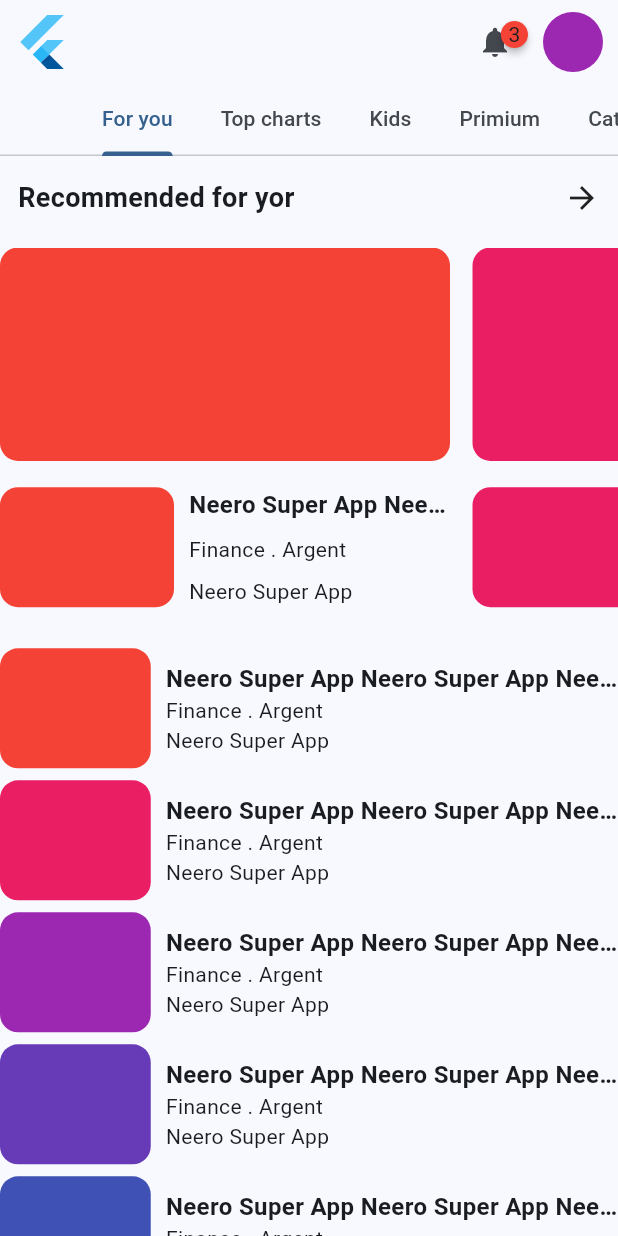
After one commit to Brughth/formation-flutter-lha-07-24, a Flutter app: the GooglePlayHomeScreen screen opened directly, on a phone screen of 412 x 824 dp. The commit adds this screen. Run offline on Flutter 3.47's test engine with Material 3 defaults, Android fonts, the phone set to English and light mode, and no system bars; drawn by our look-alikes of badges; our stand-ins replace dio.

Commit message:
google pay

```diff
--- /dev/null
+++ b/lib/google_play_ui/google_play_home_screen.dart
@@ -0,0 +1,63 @@
+import 'package:flutter/material.dart';
+import 'package:badges/badges.dart' as badges;
+import 'package:flutter_application_2/google_play_ui/widgets/for_you_widget.dart';
+
+class GooglePlayHomeScreen extends StatelessWidget {
+  const GooglePlayHomeScreen({super.key});
+
+  @override
+  Widget build(BuildContext context) {
+    return DefaultTabController(
+      length: 5,
+      child: Scaffold(
+        appBar: AppBar(
+          leading: const Padding(
+            padding: EdgeInsets.all(8.0),
+            child: FlutterLogo(),
+          ),
+          actions: const [
+            badges.Badge(
+              badgeContent: Text('3'),
+              child: Icon(Icons.notifications),
+            ),
+            SizedBox(width: 20),
+            CircleAvatar(
+              backgroundColor: Colors.purple,
+            ),
+            SizedBox(width: 10),
+          ],
+          bottom: const TabBar(
+            isScrollable: true,
+            tabs: [
+              Tab(
+                text: "For you",
+              ),
+              Tab(
+                text: "Top charts",
+              ),
+              Tab(
+                text: "Kids",
+              ),
+              Tab(
+                text: "Primium",
+              ),
+              Tab(
+                text: "Categories",
+              ),
+            ],
+          ),
+        ),
+        body: const TabBarView(
+          physics: NeverScrollableScrollPhysics(),
+          children: [
+            ForYouWidget(),
+            Center(child: Text("Top chartts")),
+            Center(child: Text("Kids")),
+            Center(child: Text("Primium")),
+            Center(child: Text("Categories")),
+          ],
+        ),
+      ),
+    );
+  }
+}
--- /dev/null
+++ b/lib/google_play_ui/widgets/application_widget.dart
@@ -0,0 +1,54 @@
+import 'package:flutter/material.dart';
+
+class ApplicationWidget extends StatelessWidget {
+  const ApplicationWidget({
+    super.key,
+    required this.color,
+    this.step = 4,
+  });
+
+  final Color color;
+  final int step;
+
+  @override
+  Widget build(BuildContext context) {
+    return Row(
+      children: [
+        Expanded(
+          flex: step,
+          child: Container(
+            constraints: const BoxConstraints(
+              minHeight: 80,
+              maxHeight: 80,
+            ),
+            decoration: BoxDecoration(
+              color: color,
+              borderRadius: BorderRadius.circular(12),
+            ),
+          ),
+        ),
+        const SizedBox(width: 10),
+        const Expanded(
+          flex: 6,
+          child: Column(
+            mainAxisAlignment: MainAxisAlignment.spaceEvenly,
+            crossAxisAlignment: CrossAxisAlignment.start,
+            children: [
+              Text(
+                "Neero Super App Neero Super App Neero Super App",
+                maxLines: 1,
+                overflow: TextOverflow.ellipsis,
+                style: TextStyle(
+                  fontWeight: FontWeight.w600,
+                  fontSize: 16,
+                ),
+              ),
+              Text("Finance . Argent"),
+              Text("Neero Super App"),
+            ],
+          ),
+        ),
+      ],
+    );
+  }
+}
--- /dev/null
+++ b/lib/google_play_ui/widgets/for_you_widget.dart
@@ -0,0 +1,61 @@
+import 'package:flutter/material.dart';
+import 'package:flutter_application_2/google_play_ui/widgets/application_widget.dart';
+import 'package:flutter_application_2/google_play_ui/widgets/game_widget.dart';
+
+class ForYouWidget extends StatelessWidget {
+  const ForYouWidget({super.key});
+
+  @override
+  Widget build(BuildContext context) {
+    return ListView(
+      children: [
+        SizedBox(height: 15),
+        Padding(
+          padding: const EdgeInsets.symmetric(
+            horizontal: 12,
+          ),
+          child: Row(
+            mainAxisAlignment: MainAxisAlignment.spaceBetween,
+            children: [
+              Text(
+                "Recommended for yor",
+                style: TextStyle(
+                  fontWeight: FontWeight.bold,
+                  fontSize: 18,
+                ),
+              ),
+              Icon(Icons.arrow_forward),
+            ],
+          ),
+        ),
+        SizedBox(height: 20),
+        SizedBox(
+          height: MediaQuery.of(context).size.height * .3,
+          child: ListView(
+            scrollDirection: Axis.horizontal,
+            children: List.generate(15, (e) {
+              return Padding(
+                padding: const EdgeInsets.only(
+                  right: 15,
+                ),
+                child: GameWidget(color: Colors.primaries[e]),
+              );
+            }),
+          ),
+        ),
+        const SizedBox(height: 20),
+        ...List.generate(10, (e) {
+          return Padding(
+            padding: const EdgeInsets.only(
+              bottom: 8,
+            ),
+            child: ApplicationWidget(
+              color: Colors.primaries[e],
+              step: 2,
+            ),
+          );
+        })
+      ],
+    );
+  }
+}
--- /dev/null
+++ b/lib/google_play_ui/widgets/game_widget.dart
@@ -0,0 +1,37 @@
+import 'package:flutter/material.dart';
+
+import 'application_widget.dart';
+
+class GameWidget extends StatelessWidget {
+  final Color color;
+  const GameWidget({
+    super.key,
+    required this.color,
+  });
+
+  @override
+  Widget build(BuildContext context) {
+    return SizedBox(
+      width: 300,
+      height: double.infinity,
+      child: Column(
+        children: [
+          Expanded(
+            flex: 6,
+            child: Container(
+              decoration: BoxDecoration(
+                borderRadius: BorderRadius.circular(12),
+                color: color,
+              ),
+            ),
+          ),
+          const SizedBox(height: 10),
+          Expanded(
+            flex: 4,
+            child: ApplicationWidget(color: color),
+          )
+        ],
+      ),
+    );
+  }
+}
--- a/pubspec.yaml
+++ b/pubspec.yaml
@@ -37,6 +37,7 @@ dependencies:
   cupertino_icons: ^1.0.6
   http: ^1.2.2
   dio: ^5.6.0
+  badges: ^3.1.2
 
 dev_dependencies:
   flutter_test:
```
Also changed, not shown: lib/application_screen.dart (+27 -0 lines), lib/remote_jobs/data/models/job_model.dart (added, +56 -0 lines), lib/remote_jobs/data/models/remote_job_data.dart (added, +40 -0 lines), lib/remote_jobs/data/repositories/job_repository.dart (added, +24 -0 lines), lib/remote_jobs/presentation/pages/job_list_screen.dart (added, +69 -0 lines), pubspec.lock.
